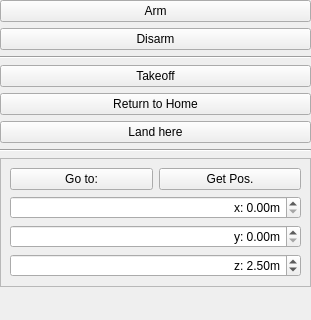
RISE-Dependable-Transport-Systems/ControlTower, file flyui.ui: the form before one commit; both pictures show x 0 to 311 and y 0 to 320 of the 311 by 939 pixel window.
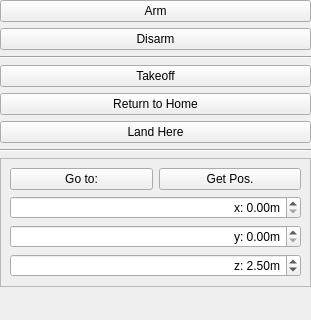
The form after the commit. Icons and pictures are not drawn.

```diff
--- a/flyui.ui
+++ b/flyui.ui
@@ -70,7 +70,7 @@
    <item>
     <widget class="QPushButton" name="landButton">
      <property name="text">
-      <string>Land here</string>
+      <string>Land Here</string>
      </property>
     </widget>
    </item>
```
